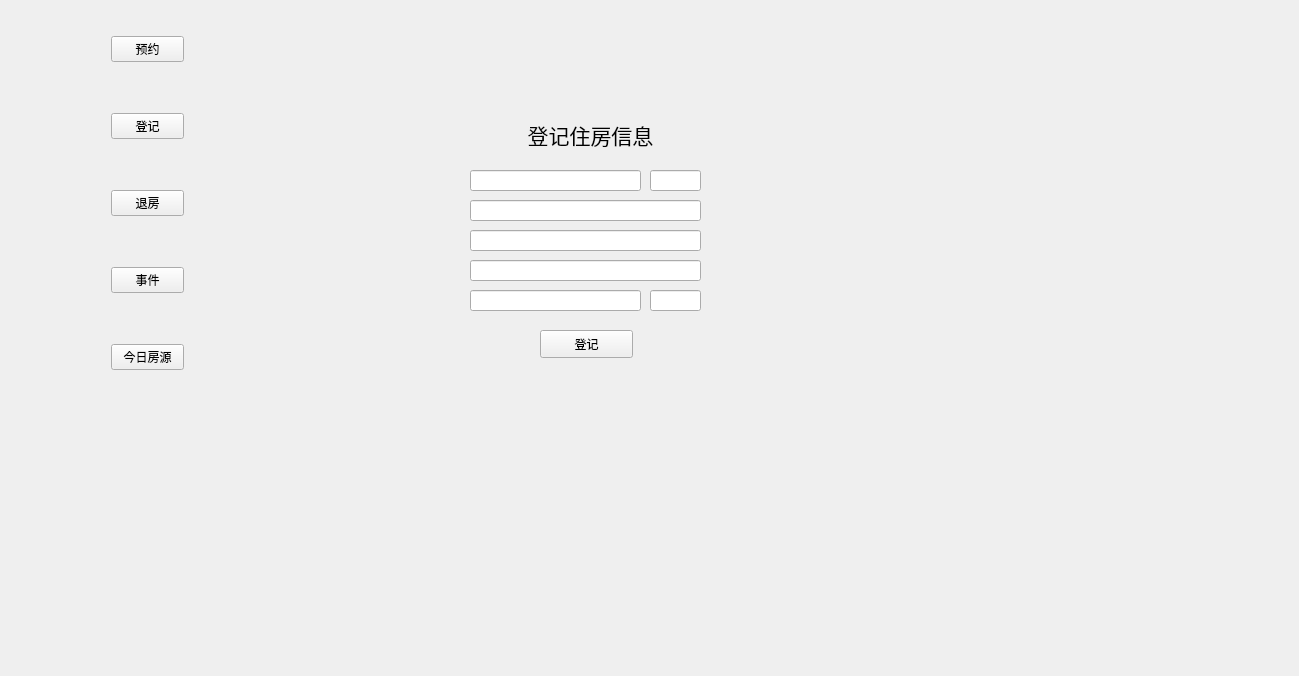
Old version of the form Manager.ui in the repository Ginsakura/TestQTManagerSystem.
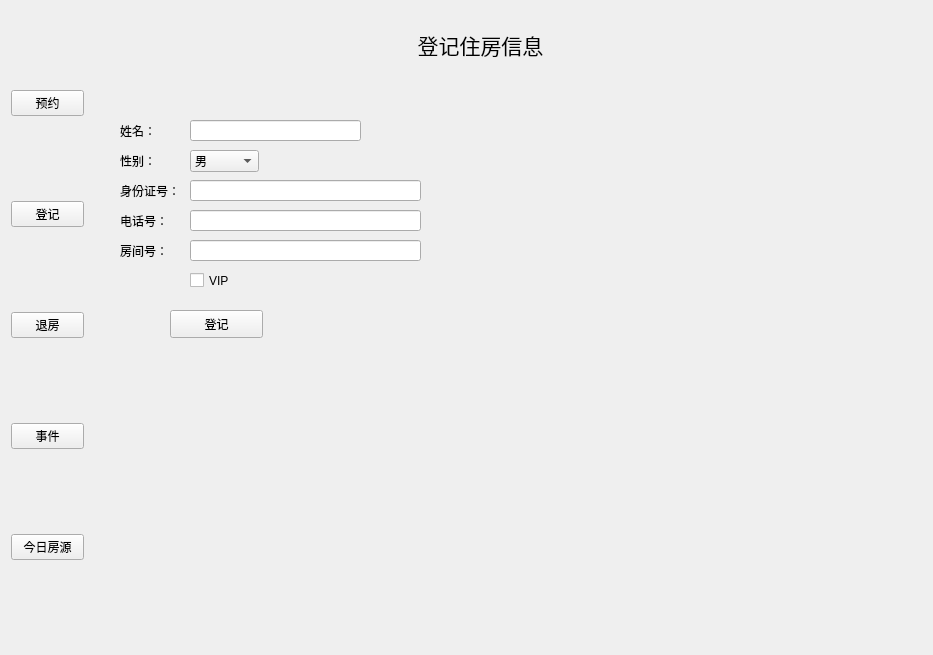
New version of the form.

What changed in the file:
```diff
--- a/Manager.ui
+++ b/Manager.ui
@@ -6,8 +6,8 @@
    <rect>
     <x>0</x>
     <y>0</y>
-    <width>1299</width>
-    <height>676</height>
+    <width>933</width>
+    <height>655</height>
    </rect>
   </property>
   <property name="windowTitle">
@@ -17,10 +17,10 @@
    <widget class="QStackedWidget" name="stackedWidget">
     <property name="geometry">
      <rect>
-      <x>200</x>
-      <y>10</y>
-      <width>881</width>
-      <height>451</height>
+      <x>90</x>
+      <y>0</y>
+      <width>851</width>
+      <height>651</height>
      </rect>
     </property>
     <property name="currentIndex">
@@ -42,21 +42,11 @@
      </widget>
     </widget>
     <widget class="QWidget" name="page_3">
-     <widget class="QLineEdit" name="datetime">
-      <property name="geometry">
-       <rect>
-        <x>270</x>
-        <y>280</y>
-        <width>171</width>
-        <height>21</height>
-       </rect>
-      </property>
-     </widget>
      <widget class="QLineEdit" name="name">
       <property name="geometry">
        <rect>
-        <x>270</x>
-        <y>160</y>
+        <x>100</x>
+        <y>120</y>
         <width>171</width>
         <height>21</height>
        </rect>
@@ -65,8 +55,8 @@
      <widget class="QLineEdit" name="personID">
       <property name="geometry">
        <rect>
-        <x>270</x>
-        <y>190</y>
+        <x>100</x>
+        <y>180</y>
         <width>231</width>
         <height>21</height>
        </rect>
@@ -75,48 +65,28 @@
      <widget class="QLineEdit" name="phone">
       <property name="geometry">
        <rect>
-        <x>270</x>
-        <y>220</y>
+        <x>100</x>
+        <y>210</y>
         <width>231</width>
         <height>21</height>
        </rect>
       </property>
      </widget>
-     <widget class="QLineEdit" name="gender">
-      <property name="geometry">
-       <rect>
-        <x>450</x>
-        <y>160</y>
-        <width>51</width>
-        <height>21</height>
-       </rect>
-      </property>
-     </widget>
      <widget class="QLineEdit" name="roomnumber">
       <property name="geometry">
        <rect>
-        <x>270</x>
-        <y>250</y>
+        <x>100</x>
+        <y>240</y>
         <width>231</width>
         <height>21</height>
        </rect>
       </property>
      </widget>
-     <widget class="QLineEdit" name="vip">
-      <property name="geometry">
-       <rect>
-        <x>450</x>
-        <y>280</y>
-        <width>51</width>
-        <height>21</height>
-       </rect>
-      </property>
-     </widget>
      <widget class="QLabel" name="label_2">
       <property name="geometry">
        <rect>
         <x>290</x>
-        <y>100</y>
+        <y>20</y>
         <width>201</width>
         <height>51</height>
        </rect>
@@ -128,8 +98,8 @@
      <widget class="QPushButton" name="dengji">
       <property name="geometry">
        <rect>
-        <x>340</x>
-        <y>320</y>
+        <x>80</x>
+        <y>310</y>
         <width>93</width>
         <height>28</height>
        </rect>
@@ -138,6 +108,104 @@
        <string>登记</string>
       </property>
      </widget>
+     <widget class="QLabel" name="label_5">
+      <property name="geometry">
+       <rect>
+        <x>30</x>
+        <y>120</y>
+        <width>61</width>
+        <height>21</height>
+       </rect>
+      </property>
+      <property name="text">
+       <string>姓名：</string>
+      </property>
+     </widget>
+     <widget class="QLabel" name="label_6">
+      <property name="geometry">
+       <rect>
+        <x>30</x>
+        <y>150</y>
+        <width>61</width>
+        <height>21</height>
+       </rect>
+      </property>
+      <property name="text">
+       <string>性别：</string>
+      </property>
+     </widget>
+     <widget class="QComboBox" name="gender">
+      <property name="geometry">
+       <rect>
+        <x>100</x>
+        <y>150</y>
+        <width>69</width>
+        <height>22</height>
+       </rect>
+      </property>
+      <item>
+       <property name="text">
+        <string>男</string>
+       </property>
+      </item>
+      <item>
+       <property name="text">
+        <string>女</string>
+       </property>
+      </item>
+     </widget>
+     <widget class="QLabel" name="label_7">
+      <property name="geometry">
+       <rect>
+        <x>30</x>
+        <y>180</y>
+        <width>61</width>
+        <height>21</height>
+       </rect>
+      </property>
+      <property name="text">
+       <string>身份证号：</string>
+      </property>
+     </widget>
+     <widget class="QLabel" name="label_8">
+      <property name="geometry">
+       <rect>
+        <x>30</x>
+        <y>210</y>
+        <width>61</width>
+        <height>21</height>
+       </rect>
+      </property>
+      <property name="text">
+       <string>电话号：</string>
+      </property>
+     </widget>
+     <widget class="QLabel" name="label_17">
+      <property name="geometry">
+       <rect>
+        <x>30</x>
+        <y>240</y>
+        <width>61</width>
+        <height>21</height>
+       </rect>
+      </property>
+      <property name="text">
+       <string>房间号：</string>
+      </property>
+     </widget>
+     <widget class="QCheckBox" name="isVIP">
+      <property name="geometry">
+       <rect>
+        <x>100</x>
+        <y>270</y>
+        <width>101</width>
+        <height>21</height>
+       </rect>
+      </property>
+      <property name="text">
+       <string>VIP</string>
+      </property>
+     </widget>
     </widget>
     <widget class="QWidget" name="page_4">
      <widget class="QLabel" name="label_3">
@@ -225,10 +293,10 @@
    <widget class="QWidget" name="layoutWidget">
     <property name="geometry">
      <rect>
-      <x>100</x>
-      <y>-20</y>
+      <x>0</x>
+      <y>0</y>
       <width>95</width>
-      <height>451</height>
+      <height>651</height>
      </rect>
     </property>
     <layout class="QVBoxLayout" name="verticalLayout">
```
